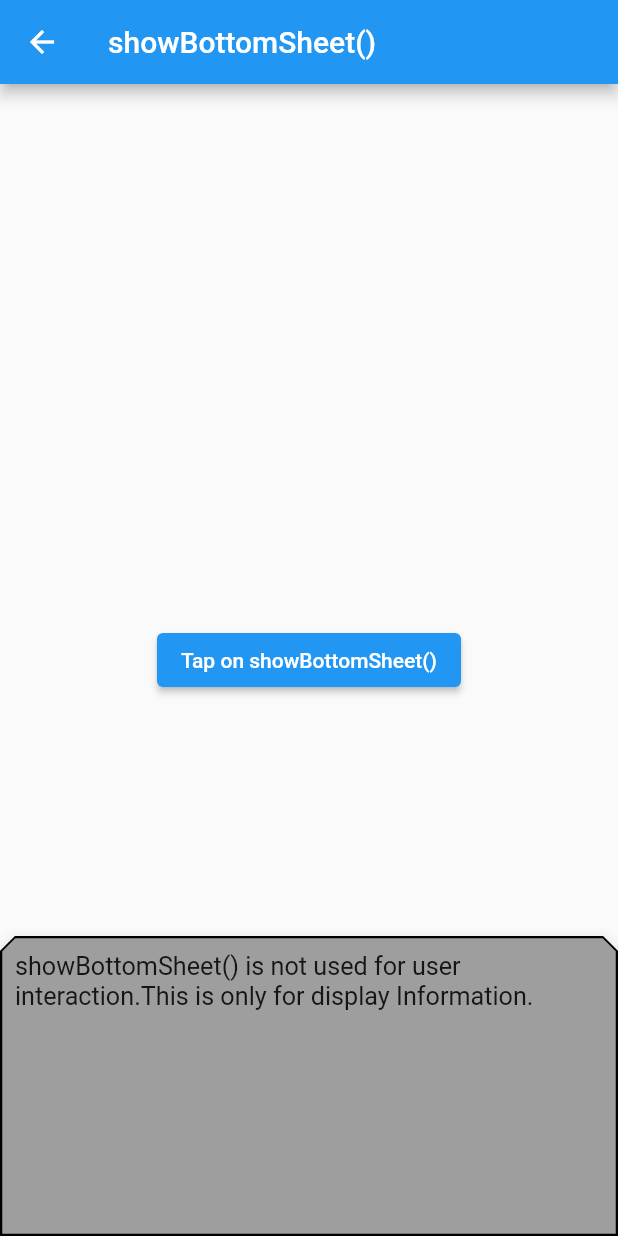
After one commit to partho-debnath/flutter, a Flutter app: the screen it shows after launch, after a tap on "Tap on showBottomSheet()", on a phone screen of 412 x 824 dp. The commit adds this screen. Run offline on Flutter 3.47's test engine with Material 2 defaults, Android fonts, the phone set to English and light mode, and no system bars.

Commit message:
add showBottomSheet() and Update Text() widget

```diff
--- a/lib/main.dart
+++ b/lib/main.dart
@@ -1,6 +1,6 @@
 import 'package:flutter/material.dart';
 
-import './screens/home_screen.dart';
+import './widgets/buttonsheet.dart';
 
 void main() {
   runApp(const MyApp());
@@ -11,10 +11,10 @@ class MyApp extends StatelessWidget {
 
   @override
   Widget build(BuildContext context) {
-    return const MaterialApp(
+    return MaterialApp(
       debugShowCheckedModeBanner: false,
       title: 'Widgets',
-      home: HomeScreen(),
+      home: MyButtonSheet(),
     );
   }
 }
--- a/lib/screens/home_screen.dart
+++ b/lib/screens/home_screen.dart
@@ -1,6 +1,4 @@
 import 'package:flutter/material.dart';
-
-import '../widgets/chip_widget.dart';
 
 class HomeScreen extends StatelessWidget {
   const HomeScreen({Key? key}) : super(key: key);
@@ -11,7 +9,7 @@ class HomeScreen extends StatelessWidget {
       appBar: AppBar(
         title: const Text('Chip()'),
       ),
-      body: const MyChip(),
+      body: null,
     );
   }
 }
--- /dev/null
+++ b/lib/widgets/buttonsheet.dart
@@ -0,0 +1,56 @@
+import 'package:flutter/material.dart';
+
+class MyButtonSheet extends StatelessWidget {
+  MyButtonSheet({super.key});
+  final GlobalKey<ScaffoldState> scaffoldState = GlobalKey<ScaffoldState>();
+
+  @override
+  Widget build(BuildContext context) {
+    return Scaffold(
+      key: scaffoldState,
+      appBar: AppBar(
+        title: const Text('showBottomSheet()'),
+      ),
+      body: Center(
+        child: ElevatedButton(
+          onPressed: () {
+            _showButtonSheet(context);
+          },
+          child: const Text('Tap on showBottomSheet()'),
+        ),
+      ),
+    );
+  }
+
+  void _showButtonSheet(BuildContext context) {
+    scaffoldState.currentState!.showBottomSheet(
+      (context) {
+        return Container(
+          height: 200,
+          width: double.infinity,
+          padding: const EdgeInsets.all(10.0),
+          alignment: Alignment.topCenter,
+          child: const Text(
+            'showBottomSheet() is not used for user interaction.This is only for display Information.',
+            softWrap: true,
+            textScaleFactor: 1.2,
+          ),
+        );
+      },
+      backgroundColor: Colors.grey,
+      elevation: 8.0,
+      enableDrag: true,
+      clipBehavior: Clip.antiAlias,
+      shape: const BeveledRectangleBorder(
+        borderRadius: BorderRadius.only(
+          topLeft: Radius.circular(10),
+          topRight: Radius.circular(10),
+        ),
+        side: BorderSide(
+          color: Colors.black,
+          width: 1,
+        ),
+      ),
+    );
+  }
+}
--- a/lib/widgets/text.dart
+++ b/lib/widgets/text.dart
@@ -11,7 +11,7 @@ class CenterAndText extends StatelessWidget {
         // softWrap: false,
         // textAlign: TextAlign.center,
         textDirection: TextDirection.rtl,
-
+        textScaleFactor: 1.2,
         style: TextStyle(
           color: Colors.white,
           fontSize: 30,
```
Also changed, not shown: 1 other file.
